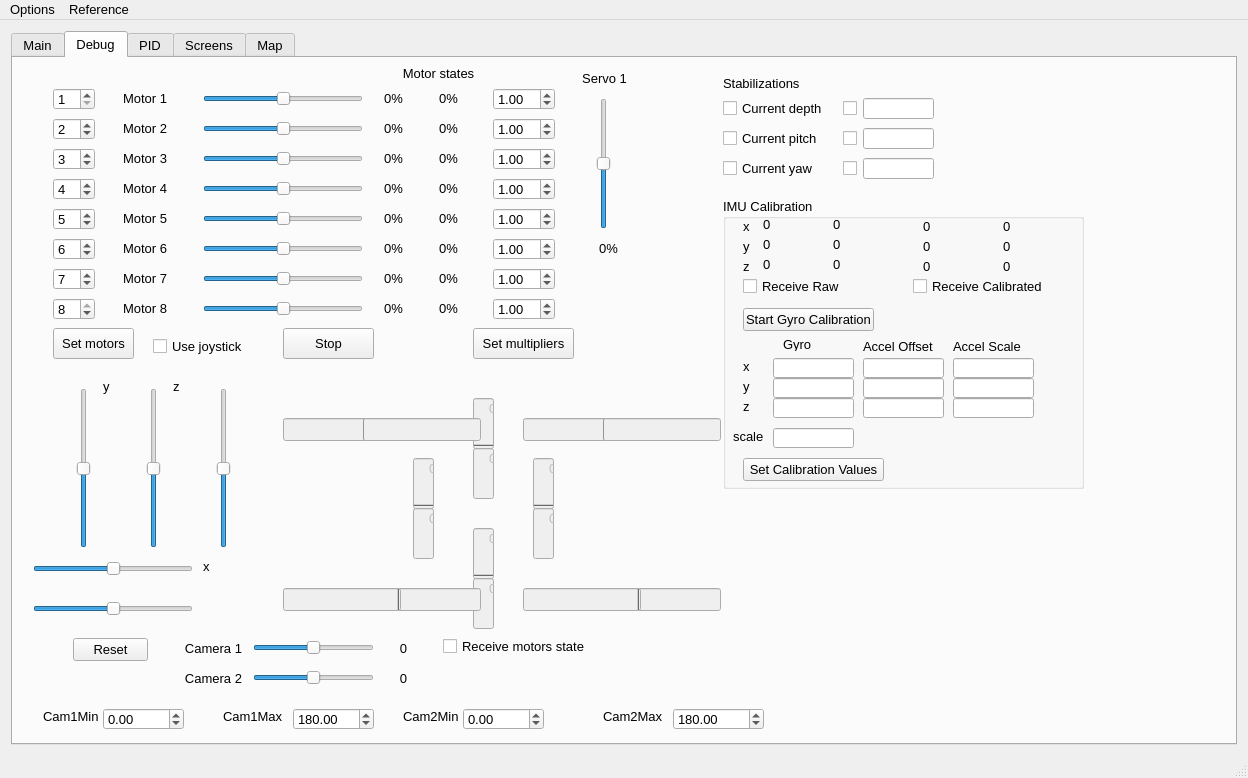
robocenter-rov/remote-control, file mainwindow.ui: the form before one commit.
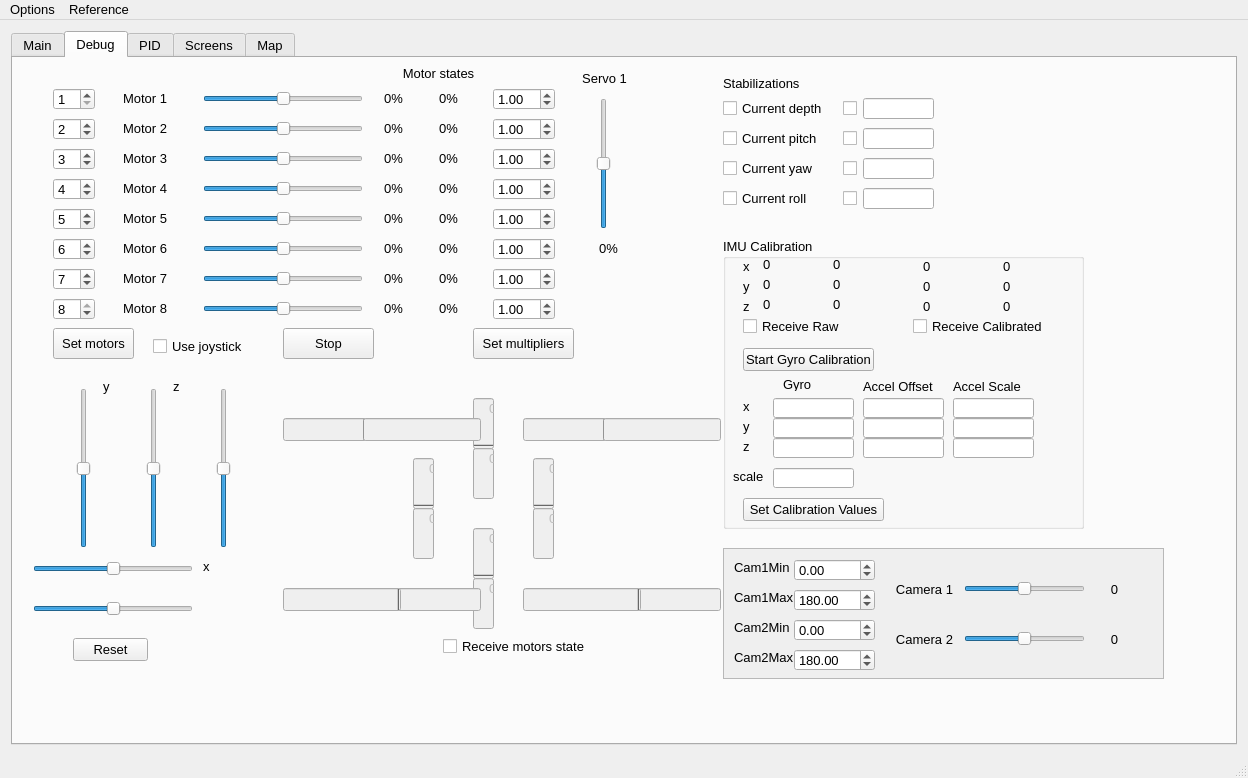
The form after the commit. The open tabs and pages were chosen to show the change. Custom widgets are drawn as their Qt base class.

Commit message: Add interface for setting roll

```diff
--- a/mainwindow.ui
+++ b/mainwindow.ui
@@ -1011,120 +1011,6 @@
          <string>Stop</string>
         </property>
        </widget>
-       <widget class="QLabel" name="camera1Label">
-        <property name="geometry">
-         <rect>
-          <x>170</x>
-          <y>580</y>
-          <width>61</width>
-          <height>21</height>
-         </rect>
-        </property>
-        <property name="text">
-         <string>Camera 1</string>
-        </property>
-        <property name="alignment">
-         <set>Qt::AlignCenter</set>
-        </property>
-       </widget>
-       <widget class="QLabel" name="camera2Label">
-        <property name="geometry">
-         <rect>
-          <x>170</x>
-          <y>610</y>
-          <width>61</width>
-          <height>21</height>
-         </rect>
-        </property>
-        <property name="text">
-         <string>Camera 2</string>
-        </property>
-        <property name="alignment">
-         <set>Qt::AlignCenter</set>
-        </property>
-       </widget>
-       <widget class="QSlider" name="camera1Slider">
-        <property name="geometry">
-         <rect>
-          <x>240</x>
-          <y>580</y>
-          <width>121</width>
-          <height>20</height>
-         </rect>
-        </property>
-        <property name="minimum">
-         <number>-90</number>
-        </property>
-        <property name="maximum">
-         <number>90</number>
-        </property>
-        <property name="pageStep">
-         <number>1</number>
-        </property>
-        <property name="value">
-         <number>0</number>
-        </property>
-        <property name="orientation">
-         <enum>Qt::Horizontal</enum>
-        </property>
-       </widget>
-       <widget class="QSlider" name="camera2Slider">
-        <property name="geometry">
-         <rect>
-          <x>240</x>
-          <y>610</y>
-          <width>121</width>
-          <height>20</height>
-         </rect>
-        </property>
-        <property name="minimum">
-         <number>-90</number>
-        </property>
-        <property name="maximum">
-         <number>90</number>
-        </property>
-        <property name="pageStep">
-         <number>1</number>
-        </property>
-        <property name="value">
-         <number>0</number>
-        </property>
-        <property name="orientation">
-         <enum>Qt::Horizontal</enum>
-        </property>
-       </widget>
-       <widget class="QLabel" name="camera1valueLabel">
-        <property name="geometry">
-         <rect>
-          <x>370</x>
-          <y>580</y>
-          <width>41</width>
-          <height>21</height>
-         </rect>
-        </property>
-        <property name="text">
-         <string>0</string>
-        </property>
-        <property name="alignment">
-         <set>Qt::AlignCenter</set>
-        </property>
-       </widget>
-       <widget class="QLabel" name="camera2valueLabel">
-        <property name="geometry">
-         <rect>
-          <x>370</x>
-          <y>610</y>
-          <width>41</width>
-          <height>21</height>
-         </rect>
-        </property>
-        <property name="text">
-         <string>0</string>
-        </property>
-        <property name="alignment">
-         <set>Qt::AlignCenter</set>
-        </property>
-       </widget>
        <widget class="QPushButton" name="SetMotorsIdx">
         <property name="geometry">
          <rect>
@@ -2159,134 +2045,6 @@
          <string>Current pitch</string>
         </property>
        </widget>
-       <widget class="QLabel" name="cam1MinVal">
-        <property name="geometry">
-         <rect>
-          <x>30</x>
-          <y>650</y>
-          <width>61</width>
-          <height>16</height>
-         </rect>
-        </property>
-        <property name="text">
-         <string>Cam1Min</string>
-        </property>
-       </widget>
-       <widget class="QLabel" name="cam1MaxVal">
-        <property name="geometry">
-         <rect>
-          <x>210</x>
-          <y>650</y>
-          <width>61</width>
-          <height>16</height>
-         </rect>
-        </property>
-        <property name="text">
-         <string>Cam1Max</string>
-        </property>
-       </widget>
-       <widget class="QLabel" name="cam2MinVal">
-        <property name="geometry">
-         <rect>
-          <x>390</x>
-          <y>650</y>
-          <width>61</width>
-          <height>16</height>
-         </rect>
-        </property>
-        <property name="text">
-         <string>Cam2Min</string>
-        </property>
-       </widget>
-       <widget class="QLabel" name="cam2MaxVal">
-        <property name="geometry">
-         <rect>
-          <x>590</x>
-          <y>650</y>
-          <width>61</width>
-          <height>16</height>
-         </rect>
-        </property>
-        <property name="text">
-         <string>Cam2Max</string>
-        </property>
-       </widget>
-       <widget class="QDoubleSpinBox" name="cam1MinValSpinBox">
-        <property name="geometry">
-         <rect>
-          <x>90</x>
-          <y>650</y>
-          <width>81</width>
-          <height>22</height>
-         </rect>
-        </property>
-        <property name="minimum">
-         <double>-1000.000000000000000</double>
-        </property>
-        <property name="maximum">
-         <double>1000.000000000000000</double>
-        </property>
-        <property name="value">
-         <double>0.000000000000000</double>
-        </property>
-       </widget>
-       <widget class="QDoubleSpinBox" name="cam1MaxValSpinBox">
-        <property name="geometry">
-         <rect>
-          <x>280</x>
-          <y>650</y>
-          <width>81</width>
-          <height>22</height>
-         </rect>
-        </property>
-        <property name="minimum">
-         <double>-1000.000000000000000</double>
-        </property>
-        <property name="maximum">
-         <double>1000.000000000000000</double>
-        </property>
-        <property name="value">
-         <double>180.000000000000000</double>
-        </property>
-       </widget>
-       <widget class="QDoubleSpinBox" name="cam2MinValSpinBox">
-        <property name="geometry">
-         <rect>
-          <x>450</x>
-          <y>650</y>
-          <width>81</width>
-          <height>22</height>
-         </rect>
-        </property>
-        <property name="minimum">
-         <double>-1000.000000000000000</double>
-        </property>
-        <property name="maximum">
-         <double>1000.000000000000000</double>
-        </property>
-        <property name="value">
-         <double>0.000000000000000</double>
-        </property>
-       </widget>
-       <widget class="QDoubleSpinBox" name="cam2MaxValSpinBox">
-        <property name="geometry">
-         <rect>
-          <x>660</x>
-          <y>650</y>
-          <width>91</width>
-          <height>22</height>
-         </rect>
-        </property>
-        <property name="minimum">
-         <double>-1000.000000000000000</double>
-        </property>
-        <property name="maximum">
-         <double>1000.000000000000000</double>
-        </property>
-        <property name="value">
-         <double>180.000000000000000</double>
-        </property>
-       </widget>
        <widget class="QProgressBar" name="m6LoadNegativeProgressBar">
         <property name="enabled">
          <bool>false</bool>
@@ -2639,7 +2397,7 @@
         <property name="geometry">
          <rect>
           <x>710</x>
-          <y>140</y>
+          <y>180</y>
           <width>361</width>
           <height>291</height>
          </rect>
@@ -3088,6 +2846,360 @@
           <string>Set Calibration Values</string>
          </property>
         </widget>
+        <zorder>label_13</zorder>
+        <zorder>label_14</zorder>
+        <zorder>label_15</zorder>
+        <zorder>xGyroRawValue_Label</zorder>
+        <zorder>yGyroRawValue_Label</zorder>
+        <zorder>zGyroRawValue_Label</zorder>
+        <zorder>ReceiveRawIMUValues_CheckBox</zorder>
+        <zorder>CalibrateGyro_PushButton</zorder>
+        <zorder>yAccRawValue_Label</zorder>
+        <zorder>zAccRawValue_Label</zorder>
+        <zorder>xAccRawValue_Label</zorder>
+        <zorder>xGyroOffset_LineEdit</zorder>
+        <zorder>yGyroOffset_LineEdit</zorder>
+        <zorder>zGyroOffset_LineEdit</zorder>
+        <zorder>yAccelOffset_LineEdit</zorder>
+        <zorder>xAccelOffset_LineEdit</zorder>
+        <zorder>zAccelOffset_LineEdit</zorder>
+        <zorder>ReceiveCalibratedIMUValues_CheckBox</zorder>
+        <zorder>zAccCalibratedValue_Label</zorder>
+        <zorder>yGyroCalibratedValue_Label</zorder>
+        <zorder>yAccCalibratedValue_Label</zorder>
+        <zorder>zGyroCalibratedValue_Label</zorder>
+        <zorder>xAccCalibratedValue_Label</zorder>
+        <zorder>xGyroCalibratedValue_Label</zorder>
+        <zorder>label_16</zorder>
+        <zorder>label_17</zorder>
+        <zorder>label_18</zorder>
+        <zorder>label_19</zorder>
+        <zorder>label_20</zorder>
+        <zorder>label_21</zorder>
+        <zorder>zAccelScale_LineEdit</zorder>
+        <zorder>yAccelScale_LineEdit</zorder>
+        <zorder>xAccelScale_LineEdit</zorder>
+        <zorder>GyroScale_LineEdit</zorder>
+        <zorder>label_22</zorder>
+        <zorder>setCalibrationValues_PushButton</zorder>
+        <zorder>stabYawValue_2</zorder>
+        <zorder>yawEdit_2</zorder>
+        <zorder>autoYawCB_2</zorder>
+        <zorder>autoYawCurrentCB_2</zorder>
+       </widget>
+       <widget class="QLineEdit" name="rollEdit">
+        <property name="geometry">
+         <rect>
+          <x>850</x>
+          <y>130</y>
+          <width>71</width>
+          <height>21</height>
+         </rect>
+        </property>
+       </widget>
+       <widget class="QCheckBox" name="autoRollCB">
+        <property name="geometry">
+         <rect>
+          <x>830</x>
+          <y>130</y>
+          <width>16</width>
+          <height>21</height>
+         </rect>
+        </property>
+        <property name="text">
+         <string/>
+        </property>
+       </widget>
+       <widget class="QCheckBox" name="autoRollCurrentCB">
+        <property name="geometry">
+         <rect>
+          <x>710</x>
+          <y>130</y>
+          <width>101</width>
+          <height>21</height>
+         </rect>
+        </property>
+        <property name="text">
+         <string>Current roll</string>
+        </property>
+       </widget>
+       <widget class="QLabel" name="stabRollValue">
+        <property name="geometry">
+         <rect>
+          <x>930</x>
+          <y>130</y>
+          <width>91</width>
+          <height>21</height>
+         </rect>
+        </property>
+        <property name="text">
+         <string/>
+        </property>
+       </widget>
+       <widget class="QScrollArea" name="camerasScrollArea">
+        <property name="geometry">
+         <rect>
+          <x>710</x>
+          <y>490</y>
+          <width>441</width>
+          <height>131</height>
+         </rect>
+        </property>
+        <property name="widgetResizable">
+         <bool>true</bool>
+        </property>
+        <widget class="QWidget" name="scrollAreaWidgetContents">
+         <property name="geometry">
+          <rect>
+           <x>0</x>
+           <y>0</y>
+           <width>439</width>
+           <height>129</height>
+          </rect>
+         </property>
+         <widget class="QDoubleSpinBox" name="cam1MinValSpinBox">
+          <property name="geometry">
+           <rect>
+            <x>70</x>
+            <y>10</y>
+            <width>81</width>
+            <height>22</height>
+           </rect>
+          </property>
+          <property name="minimum">
+           <double>-1000.000000000000000</double>
+          </property>
+          <property name="maximum">
+           <double>1000.000000000000000</double>
+          </property>
+          <property name="value">
+           <double>0.000000000000000</double>
+          </property>
+         </widget>
+         <widget class="QLabel" name="cam1MinVal">
+          <property name="geometry">
+           <rect>
+            <x>10</x>
+            <y>10</y>
+            <width>61</width>
+            <height>16</height>
+           </rect>
+          </property>
+          <property name="text">
+           <string>Cam1Min</string>
+          </property>
+         </widget>
+         <widget class="QDoubleSpinBox" name="cam1MaxValSpinBox">
+          <property name="geometry">
+           <rect>
+            <x>70</x>
+            <y>40</y>
+            <width>81</width>
+            <height>22</height>
+           </rect>
+          </property>
+          <property name="minimum">
+           <double>-1000.000000000000000</double>
+          </property>
+          <property name="maximum">
+           <double>1000.000000000000000</double>
+          </property>
+          <property name="value">
+           <double>180.000000000000000</double>
+          </property>
+         </widget>
+         <widget class="QLabel" name="cam1MaxVal">
+          <property name="geometry">
+           <rect>
+            <x>10</x>
+            <y>40</y>
+            <width>61</width>
+            <height>16</height>
+           </rect>
+          </property>
+          <property name="text">
+           <string>Cam1Max</string>
+          </property>
+         </widget>
+         <widget class="QLabel" name="cam2MinVal">
+          <property name="geometry">
+           <rect>
+            <x>10</x>
+            <y>70</y>
+            <width>61</width>
+            <height>16</height>
+           </rect>
+          </property>
+          <property name="text">
+           <string>Cam2Min</string>
+          </property>
+         </widget>
+         <widget class="QDoubleSpinBox" name="cam2MinValSpinBox">
+          <property name="geometry">
+           <rect>
+            <x>70</x>
+            <y>70</y>
+            <width>81</width>
+            <height>22</height>
+           </rect>
+          </property>
+          <property name="minimum">
+           <double>-1000.000000000000000</double>
+          </property>
+          <property name="maximum">
+           <double>1000.000000000000000</double>
+          </property>
+          <property name="value">
+           <double>0.000000000000000</double>
+          </property>
+         </widget>
+         <widget class="QLabel" name="cam2MaxVal">
+          <property name="geometry">
+           <rect>
+            <x>10</x>
+            <y>100</y>
+            <width>61</width>
+            <height>16</height>
+           </rect>
+          </property>
+          <property name="text">
+           <string>Cam2Max</string>
+          </property>
+         </widget>
+         <widget class="QDoubleSpinBox" name="cam2MaxValSpinBox">
+          <property name="geometry">
+           <rect>
+            <x>70</x>
+            <y>100</y>
+            <width>81</width>
+            <height>22</height>
+           </rect>
+          </property>
+          <property name="minimum">
+           <double>-1000.000000000000000</double>
+          </property>
+          <property name="maximum">
+           <double>1000.000000000000000</double>
+          </property>
+          <property name="value">
+           <double>180.000000000000000</double>
+          </property>
+         </widget>
+         <widget class="QSlider" name="camera2Slider">
+          <property name="geometry">
+           <rect>
+            <x>240</x>
+            <y>80</y>
+            <width>121</width>
+            <height>20</height>
+           </rect>
+          </property>
+          <property name="minimum">
+           <number>-90</number>
+          </property>
+          <property name="maximum">
+           <number>90</number>
+          </property>
+          <property name="pageStep">
+           <number>1</number>
+          </property>
+          <property name="value">
+           <number>0</number>
+          </property>
+          <property name="orientation">
+           <enum>Qt::Horizontal</enum>
+          </property>
+         </widget>
+         <widget class="QLabel" name="camera2Label">
+          <property name="geometry">
+           <rect>
+            <x>170</x>
+            <y>80</y>
+            <width>61</width>
+            <height>21</height>
+           </rect>
+          </property>
+          <property name="text">
+           <string>Camera 2</string>
+          </property>
+          <property name="alignment">
+           <set>Qt::AlignCenter</set>
+          </property>
+         </widget>
+         <widget class="QSlider" name="camera1Slider">
+          <property name="geometry">
+           <rect>
+            <x>240</x>
+            <y>30</y>
+            <width>121</width>
+            <height>20</height>
+           </rect>
+          </property>
+          <property name="minimum">
+           <number>-90</number>
+          </property>
+          <property name="maximum">
+           <number>90</number>
+          </property>
+          <property name="pageStep">
+           <number>1</number>
+          </property>
+          <property name="value">
+           <number>0</number>
+          </property>
+          <property name="orientation">
+           <enum>Qt::Horizontal</enum>
+          </property>
+         </widget>
+         <widget class="QLabel" name="camera1Label">
+          <property name="geometry">
+           <rect>
+            <x>170</x>
+            <y>30</y>
+            <width>61</width>
+            <height>21</height>
+           </rect>
+          </property>
+          <property name="text">
+           <string>Camera 1</string>
+          </property>
+          <property name="alignment">
+           <set>Qt::AlignCenter</set>
+          </property>
+         </widget>
+         <widget class="QLabel" name="camera2valueLabel">
+          <property name="geometry">
+           <rect>
+            <x>370</x>
+            <y>80</y>
+            <width>41</width>
+            <height>21</height>
+           </rect>
+          </property>
+          <property name="text">
+           <string>0</string>
+          </property>
+          <property name="alignment">
+           <set>Qt::AlignCenter</set>
+          </property>
+         </widget>
+         <widget class="QLabel" name="camera1valueLabel">
+          <property name="geometry">
+           <rect>
+            <x>370</x>
+            <y>30</y>
+            <width>41</width>
+            <height>21</height>
+           </rect>
+          </property>
+          <property name="text">
+           <string>0</string>
+          </property>
+          <property name="alignment">
+           <set>Qt::AlignCenter</set>
+          </property>
+         </widget>
+        </widget>
        </widget>
       </widget>
       <widget class="QWidget" name="pidTab">
```
Left out of the diff: 215 changed lines with no effect on the pictures. The commit also changes 2 other files.
